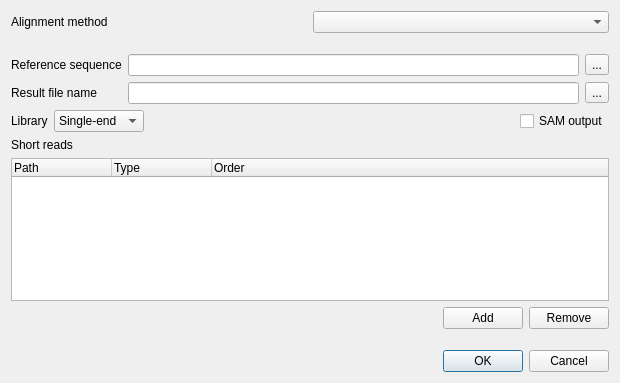
violethaze74/ugene, file src/corelibs/U2View/src/util_dna_assembly/AssemblyToRefDialog.ui: the form before one commit.
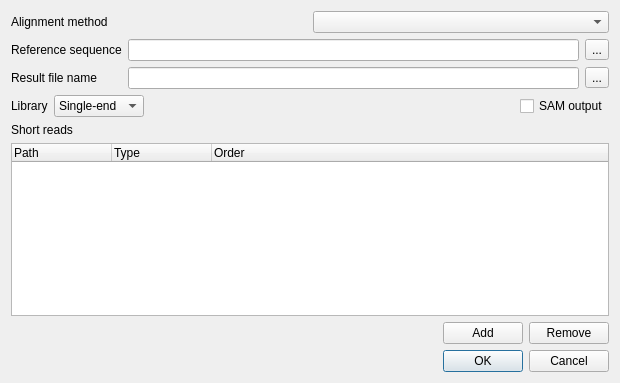
The form after the commit.

Commit message: UGENE-5401. Settings widget of BWA-MEM is too big.

```diff
--- a/src/corelibs/U2View/src/util_dna_assembly/AssemblyToRefDialog.ui
+++ b/src/corelibs/U2View/src/util_dna_assembly/AssemblyToRefDialog.ui
@@ -44,22 +44,6 @@
      </item>
     </layout>
    </item>
-   <item>
-    <spacer name="verticalSpacer">
-     <property name="orientation">
-      <enum>Qt::Vertical</enum>
-     </property>
-     <property name="sizeType">
-      <enum>QSizePolicy::Fixed</enum>
-     </property>
-     <property name="sizeHint" stdset="0">
-      <size>
-       <width>20</width>
-       <height>15</height>
-      </size>
-     </property>
-    </spacer>
-   </item>
    <item>
     <layout class="QGridLayout" name="gridLayout">
      <property name="sizeConstraint">
@@ -231,7 +215,7 @@
      <property name="sizeHint" stdset="0">
       <size>
        <width>20</width>
-       <height>15</height>
+       <height>0</height>
       </size>
      </property>
     </spacer>
```
The commit also changes 1 other file.
